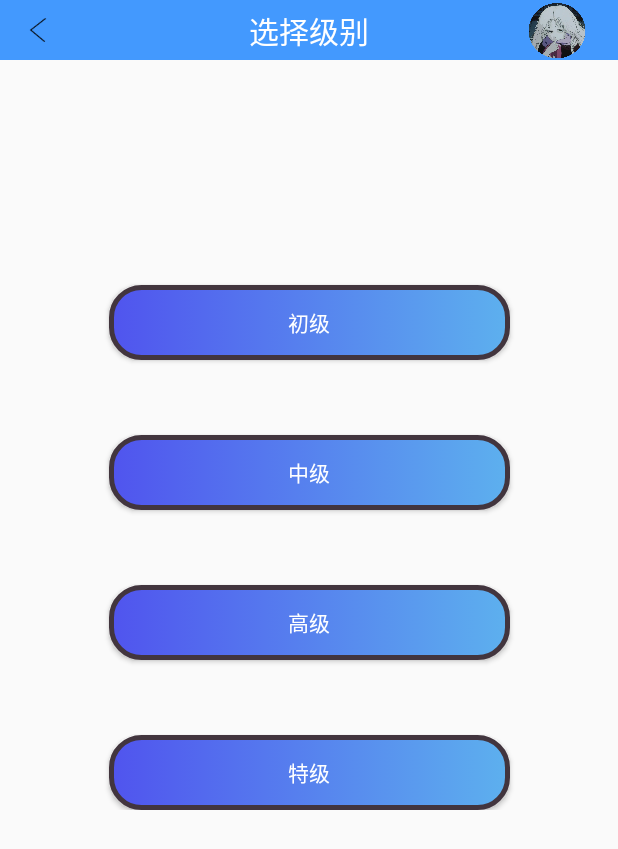
After one commit to jianhaofox/BrainDevelopment, an Android app: the GradeActivity screen opened directly, with no data from a screen before it, on a phone screen of 412 x 824 dp. The commit adds this screen. Shown: the top 849 px of the screen. Run offline under Robolectric (Android 15) with nearby library versions, the phone set to English and light mode, and no system bars; 1 statement that could not run was skipped.

Commit message:
扑克记忆游戏入口完成

```diff
--- a/app/src/main/java/com/jzy/braindevelopment/comment/TitleLayout.java
+++ b/app/src/main/java/com/jzy/braindevelopment/comment/TitleLayout.java
@@ -51,14 +51,14 @@ public  class TitleLayout extends ConstraintLayout {
 
                 if(event.getAction()==KeyEvent.ACTION_DOWN) {
                     Log.d(TAG, "ACTION_DOWN: ");
-                    getRootView().setBackgroundColor(Color.parseColor("#4A8DFE"));
+                    v.setBackgroundColor(Color.parseColor("#4A8DFE"));
                     String activityName = getContext().toString();
                     ((Activity)getContext()).finish();
                     Log.d(TAG, activityName);
                 }
                 if(event.getAction()==KeyEvent.ACTION_UP){
                     Log.d(TAG, "ACTION_UP: ");
-                    titleBack.setBackgroundColor(Color.parseColor("#4399FE"));
+                    v.setBackgroundColor(Color.parseColor("#4399FE"));
                 }
                 return false;
             }
--- /dev/null
+++ b/app/src/main/java/com/jzy/braindevelopment/game/activity/GradeActivity.java
@@ -0,0 +1,60 @@
+package com.jzy.braindevelopment.game.activity;
+
+import android.support.v7.app.AppCompatActivity;
+import android.os.Bundle;
+import android.util.Log;
+import android.view.View;
+import android.view.ViewGroup;
+import android.widget.Button;
+
+import com.jzy.braindevelopment.R;
+import com.jzy.braindevelopment.comment.InitActivity;
+import com.jzy.braindevelopment.game.GameInitiator;
+
+
+//难度选择活动
+public class GradeActivity extends AppCompatActivity {
+    public static final  String TAG = "Debug";
+    //游戏启动器
+    private GameInitiator gameInitiator = new GameInitiator();
+    //游戏名字
+    private String gameName;
+
+    @Override
+    protected void onCreate(Bundle savedInstanceState) {
+        super.onCreate(savedInstanceState);
+        setContentView(R.layout.activity_grade);
+        InitActivity.initTitle(this,"选择级别");
+        //获得游戏
+        Bundle bundle = getIntent().getExtras();
+        gameName = bundle.getString("gameName");
+        Log.d(TAG, gameName);
+
+        //绑定游戏难度按钮点击事件
+        ViewGroup viewGroup = ((ViewGroup)findViewById(R.id.grade_layout));
+
+        int count = viewGroup.getChildCount();
+        View view = null;
+        for (int i = 0; i  < count;i++){
+            view =viewGroup.getChildAt(i);
+
+            if(view instanceof Button){ //如果是按钮 绑定点击事件
+                view.setOnClickListener(new View.OnClickListener() {
+
+                    @Override
+                    public void onClick(View view) {
+                        int grade =Integer.parseInt(view.getTag().toString());
+                        gameInitiator.setGameName(gameName);
+                        gameInitiator.setGameGrade(grade);
+                        Log.d(TAG, "GradeClicked Game-Grade is "+ gameInitiator.getGameGrade());
+                        Log.d(TAG, "GradeClicked Game-Name is "+ gameInitiator.getGameName());
+                        //游戏启动
+                        gameInitiator.startGame();
+                    }
+
+                });
+            }
+
+        }
+    }
+}
--- /dev/null
+++ b/app/src/main/res/drawable/my_style.xml
@@ -0,0 +1,33 @@
+<?xml version="1.0" encoding="utf-8"?>
+<selector xmlns:android="http://schemas.android.com/apk/res/android">
+
+
+    <!--按压-->
+   <item android:state_pressed="true">
+       <shape>
+            <gradient android:startColor="#CACA3D" android:endColor="#f12" android:angle="180" /> <!--主体渐变-->
+             <stroke android:width="2dip" android:color="#f403c9" /><!--边框-->
+           <corners android:radius="20dip" /> <!--圆角-->
+           <padding android:left="10dp" android:top="10dp" android:right="10dp" android:bottom="10dp" />
+       </shape>
+   </item>
+
+    <!--<item android:state_focused="true"> 获得焦点 一般用于EditText
+         <shape>
+             <gradient android:startColor="#ffc2b7" android:endColor="#ffc2b7" android:angle="270" />
+             <stroke android:width="1dip" android:color="#f403c9" />
+           <corners android:radius="2dp" />
+          <padding android:left="10dp" android:top="10dp" android:right="10dp" android:bottom="10dp" />
+        </shape>
+    </item>-->
+    <!--初始样式-->
+    <item>
+        <shape>
+            <gradient android:startColor="#5DB0EE" android:endColor="#5054EE" android:angle="180" />
+             <stroke android:width="3dip" android:color="#42353E" />
+             <corners android:radius="20dip" />
+             <padding android:left="10dp" android:top="10dp" android:right="10dp" android:bottom="10dp" />
+        </shape>
+    </item>
+
+</selector>
--- /dev/null
+++ b/app/src/main/res/layout/activity_grade.xml
@@ -0,0 +1,80 @@
+<?xml version="1.0" encoding="utf-8"?>
+<android.support.constraint.ConstraintLayout xmlns:android="http://schemas.android.com/apk/res/android"
+    xmlns:app="http://schemas.android.com/apk/res-auto"
+    xmlns:tools="http://schemas.android.com/tools"
+
+    android:layout_width="match_parent"
+    android:layout_height="match_parent"
+    tools:context=".game.activity.GradeActivity">
+    <!--引入头部-->
+    <com.jzy.braindevelopment.comment.TitleLayout
+        android:layout_width="match_parent"
+        android:layout_height="wrap_content"
+        android:id="@+id/title_bar"
+        app:layout_constraintLeft_toLeftOf="parent"
+        app:layout_constraintTop_toTopOf="parent" />
+
+    <android.support.constraint.ConstraintLayout
+        android:layout_width="match_parent"
+        android:layout_height="wrap_content"
+        android:id="@+id/grade_layout"
+        app:layout_constraintTop_toBottomOf="@id/title_bar">
+        <Button
+            android:id="@+id/primary_btn"
+            android:layout_width="267dp"
+            android:layout_height="0dp"
+            android:text="初级"
+            android:textColor="#fff"
+            android:background="@drawable/my_style"
+            android:layout_marginTop="150dp"
+            android:tag="1"
+            app:layout_constraintHeight_percent="0.1"
+            app:layout_constraintLeft_toLeftOf="parent"
+            app:layout_constraintRight_toRightOf="parent"
+            app:layout_constraintTop_toTopOf="parent"/>
+
+        <Button
+            android:id="@+id/middle_rank_button"
+            android:layout_width="267dp"
+            android:layout_height="0dp"
+            app:layout_constraintHeight_percent="0.1"
+            android:textColor="#fff"
+            android:text="中级"
+            android:background="@drawable/my_style"
+            android:layout_marginTop="50dp"
+            android:tag="2"
+            app:layout_constraintLeft_toLeftOf="parent"
+            app:layout_constraintRight_toRightOf="parent"
+            app:layout_constraintTop_toBottomOf="@id/primary_btn"/>
+
+        <Button
+            android:id="@+id/expert_button"
+            android:layout_width="267dp"
+            android:layout_height="0dp"
+            app:layout_constraintHeight_percent="0.1"
+            android:textColor="#fff"
+            android:text="高级"
+            android:background="@drawable/my_style"
+            android:layout_marginTop="50dp"
+            android:tag="3"
+            app:layout_constraintLeft_toLeftOf="parent"
+            app:layout_constraintRight_toRightOf="parent"
+            app:layout_constraintTop_toBottomOf="@id/middle_rank_button"/>
+
+        <Button
+            android:id="@+id/superfine_button"
+            android:layout_width="267dp"
+            android:layout_height="0dp"
+            app:layout_constraintHeight_percent="0.1"
+            android:textColor="#fff"
+            android:text="特级"
+            android:background="@drawable/my_style"
+            android:layout_marginTop="50dp"
+            android:tag="4"
+            app:layout_constraintLeft_toLeftOf="parent"
+            app:layout_constraintRight_toRightOf="parent"
+            app:layout_constraintTop_toBottomOf="@id/expert_button"/>
+
+    </android.support.constraint.ConstraintLayout>
+
+</android.support.constraint.ConstraintLayout>
--- a/app/src/main/res/layout/activity_login.xml
+++ b/app/src/main/res/layout/activity_login.xml
@@ -99,7 +99,7 @@
                 android:id="@+id/logoboot"
                 android:layout_width="50dp"
                 android:layout_height="50dp"
-                android:background="@mipmap/button_logo"
+                android:background="@mipmap/botton_logoer"
                 android:textSize="20dp"
                 />
         </LinearLayout>
--- a/app/src/main/res/layout/activity_main.xml
+++ b/app/src/main/res/layout/activity_main.xml
@@ -57,6 +57,7 @@
 
         <android.support.constraint.ConstraintLayout
             android:id="@+id/poker_layout"
+            android:tag="poker"
             android:layout_width="60dp"
             android:layout_height="wrap_content">
             <ImageView
--- a/app/src/main/res/values/styles.xml
+++ b/app/src/main/res/values/styles.xml
@@ -11,6 +11,6 @@
         <item name="colorButtonNormal">@android:color/holo_red_light</item>
     </style>
 
-    <!--<style name="RedButtonStyle"></style>-->
+
 
 </resources>
```
Also changed, not shown: app/src/main/AndroidManifest.xml (+7 -5 lines), app/src/main/java/com/jzy/braindevelopment/MainActivity.java (+13 -16 lines), app/src/main/java/com/jzy/braindevelopment/game/GameInitiator.java (added, +40 -0 lines), app/src/main/java/com/jzy/braindevelopment/game/PokerGame.java (added, +28 -0 lines), app/src/main/java/com/jzy/braindevelopment/game/activity/PokerGameActivity.java (added, +18 -0 lines), app/src/main/res/layout/activity_poker_game.xml (added, +9 -0 lines), app/src/main/res/layout/activity_test.xml (+8 -14 lines), app/src/main/java/com/jzy/braindevelopment/user/LoginActivity.java (line endings or trailing spaces).
